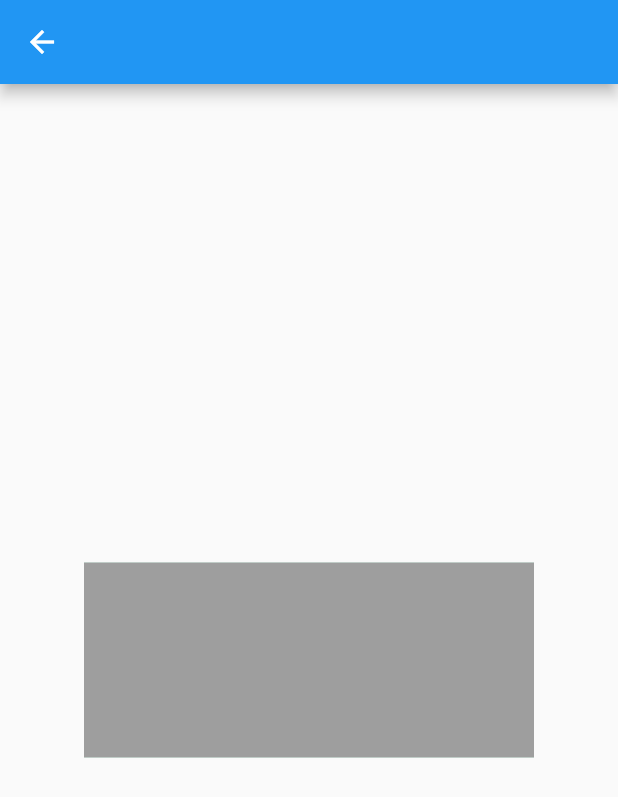
After one commit to sm9i/flutter_example, a Flutter app: the InputTest screen opened directly, on a phone screen of 412 x 824 dp. The commit adds this screen. Shown: the top 797 px of the screen. Run offline on Flutter 3.47's test engine with Material 2 defaults, Android fonts, the phone set to English and light mode, and no system bars; our stand-ins replace dio, flutter_rating_bar.

Commit message:
test text input

```diff
--- /dev/null
+++ b/lib/input/input_test.dart
@@ -0,0 +1,117 @@
+import 'dart:ui';
+
+import 'package:flutter/material.dart';
+import 'package:flutter/services.dart';
+
+class InputTest extends StatelessWidget {
+  const InputTest({Key? key}) : super(key: key);
+
+  @override
+  Widget build(BuildContext context) {
+    return Scaffold(
+      appBar: AppBar(),
+      body: Center(
+        child: Container(
+          color: Color(0x91a6feda),
+          width: 300,
+          height: 130,
+          child: InputWidget(),
+        ),
+      ),
+    );
+  }
+}
+
+class InputWidget extends StatefulWidget {
+  const InputWidget({Key? key}) : super(key: key);
+
+  @override
+  _InputWidgetState createState() => _InputWidgetState();
+}
+
+class _InputWidgetState extends State<InputWidget> implements TextInputClient {
+  final TextEditingController controller = TextEditingController();
+  final FocusNode focusNode = FocusNode();
+  final TextStyle textStyle = TextStyle(
+    color: Colors.red,
+    fontSize: 14,
+  );
+  late TextInputConnection connection;
+
+  final TextEditingValue editingValue = TextEditingValue();
+
+  @override
+  void initState() {
+    connection = TextInput.attach(this, TextInputConfiguration());
+    connection.setEditingState(editingValue);
+    super.initState();
+  }
+
+  @override
+  void dispose() {
+    connection.close();
+    controller.dispose();
+    focusNode.dispose();
+
+    super.dispose();
+  }
+  @override
+  void didChangeDependencies() {
+    super.didChangeDependencies();
+    print('did change dependencies');
+  }
+
+  @override
+  Widget build(BuildContext context) {
+    // return EditableText(
+    //   controller: controller,
+    //   focusNode: focusNode,
+    //   style: textStyle,
+    //   cursorColor: Colors.blueAccent,
+    //   backgroundCursorColor: Color(0xffdedede),
+    //   maxLines: 30,
+    // );
+    ///没 删除
+    return GestureDetector(
+      onTap: () {
+        print(editingValue.text);
+        connection.show();
+      },
+      child: Container(
+        width: 200,
+        height: 130,
+        color: Colors.grey,
+      ),
+    );
+  }
+
+  @override
+  void connectionClosed() {}
+
+  @override
+  AutofillScope? get currentAutofillScope => null;
+
+  @override
+  TextEditingValue? get currentTextEditingValue => editingValue;
+
+  @override
+  void performAction(TextInputAction action) {
+    print('performAction');
+  }
+
+  @override
+  void performPrivateCommand(String action, Map<String, dynamic> data) {}
+
+  @override
+  void showAutocorrectionPromptRect(int start, int end) {}
+
+  @override
+  void updateEditingValue(TextEditingValue value) {
+    print(value);
+  }
+
+  @override
+  void updateFloatingCursor(RawFloatingCursorPoint point) {
+    print('updateFloatingCursor');
+  }
+}
--- a/lib/main.dart
+++ b/lib/main.dart
@@ -21,6 +21,7 @@ import 'package:flutter_example/widgets/transform_widget.dart';
 import 'animation/cross_fade.dart';
 import 'animation/custom_loading.dart';
 import 'custom_fonts/custom_fonts.dart';
+import 'input/input_test.dart';
 import 'layout/custom_multi_layout.dart';
 import 'list/sliver_list.dart';
 import 'widgets/stack_position.dart';
@@ -168,6 +169,10 @@ class _MyHomePageState extends State<MyHomePage> {
                 title: Text('custom fonts'),
                 onTap: () => goPage(LoadCustomFonts()),
               ),
+              ListTile(
+                title: Text('input test '),
+                onTap: () => goPage(InputTest()),
+              ),
             ],
           ),
         ),
```
Also changed, not shown: 1 other file.
